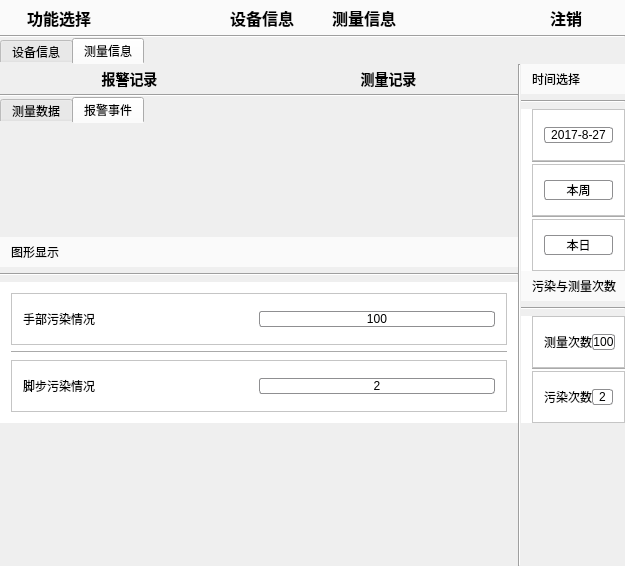
This is Demo/desystemconfigwidget.ui in 13438120136/XDemo as Qt 5 draws it before an edit. The edited form follows.
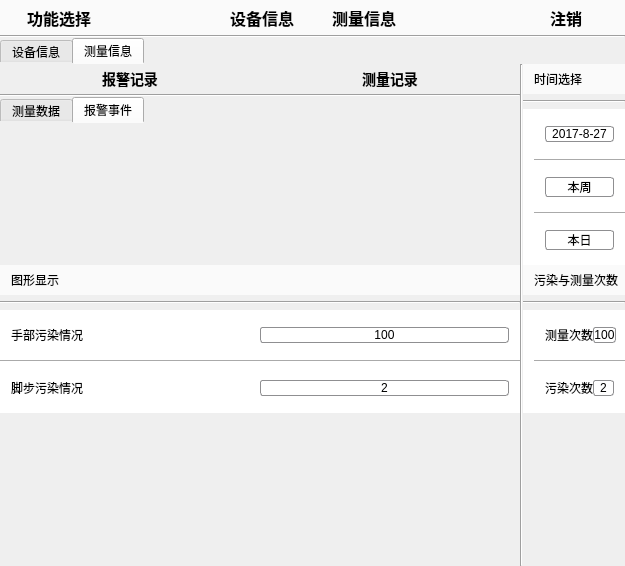
This is the edited form. The open tabs and pages were chosen to show the change. Custom widgets are drawn as their Qt base class.

```diff
--- a/Demo/desystemconfigwidget.ui
+++ b/Demo/desystemconfigwidget.ui
@@ -2621,13 +2621,19 @@
               <string notr="true">background-color: rgb(255, 255, 255);</string>
              </property>
              <layout class="QGridLayout" name="gridLayout_78">
+              <property name="margin">
+               <number>0</number>
+              </property>
+              <property name="spacing">
+               <number>0</number>
+              </property>
               <item row="2" column="0">
                <widget class="QFrame" name="frame_35">
                 <property name="styleSheet">
                  <string notr="true"/>
                 </property>
                 <property name="frameShape">
-                 <enum>QFrame::StyledPanel</enum>
+                 <enum>QFrame::NoFrame</enum>
                 </property>
                 <property name="frameShadow">
                  <enum>QFrame::Raised</enum>
@@ -2668,7 +2674,7 @@
                  <string notr="true"/>
                 </property>
                 <property name="frameShape">
-                 <enum>QFrame::StyledPanel</enum>
+                 <enum>QFrame::NoFrame</enum>
                 </property>
                 <property name="frameShadow">
                  <enum>QFrame::Raised</enum>
@@ -2792,7 +2798,7 @@
                  <string notr="true"/>
                 </property>
                 <property name="frameShape">
-                 <enum>QFrame::StyledPanel</enum>
+                 <enum>QFrame::NoFrame</enum>
                 </property>
                 <property name="frameShadow">
                  <enum>QFrame::Raised</enum>
@@ -2833,7 +2839,7 @@
                  <string notr="true"/>
                 </property>
                 <property name="frameShape">
-                 <enum>QFrame::StyledPanel</enum>
+                 <enum>QFrame::NoFrame</enum>
                 </property>
                 <property name="frameShadow">
                  <enum>QFrame::Raised</enum>
@@ -2874,7 +2880,7 @@
                  <string notr="true"/>
                 </property>
                 <property name="frameShape">
-                 <enum>QFrame::StyledPanel</enum>
+                 <enum>QFrame::NoFrame</enum>
                 </property>
                 <property name="frameShadow">
                  <enum>QFrame::Raised</enum>
@@ -2970,7 +2976,7 @@
                  <string notr="true"/>
                 </property>
                 <property name="frameShape">
-                 <enum>QFrame::StyledPanel</enum>
+                 <enum>QFrame::NoFrame</enum>
                 </property>
                 <property name="frameShadow">
                  <enum>QFrame::Raised</enum>
@@ -3011,7 +3017,7 @@
                  <string notr="true"/>
                 </property>
                 <property name="frameShape">
-                 <enum>QFrame::StyledPanel</enum>
+                 <enum>QFrame::NoFrame</enum>
                 </property>
                 <property name="frameShadow">
                  <enum>QFrame::Raised</enum>
```
Left out of the diff: 7 changed lines with no effect on the pictures.
